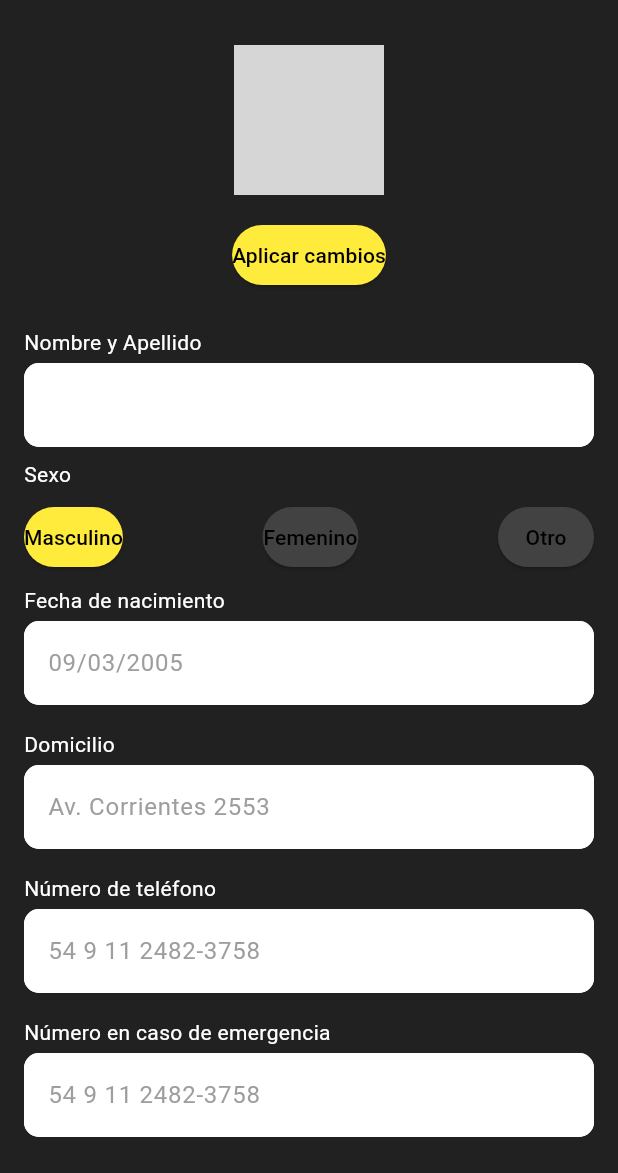
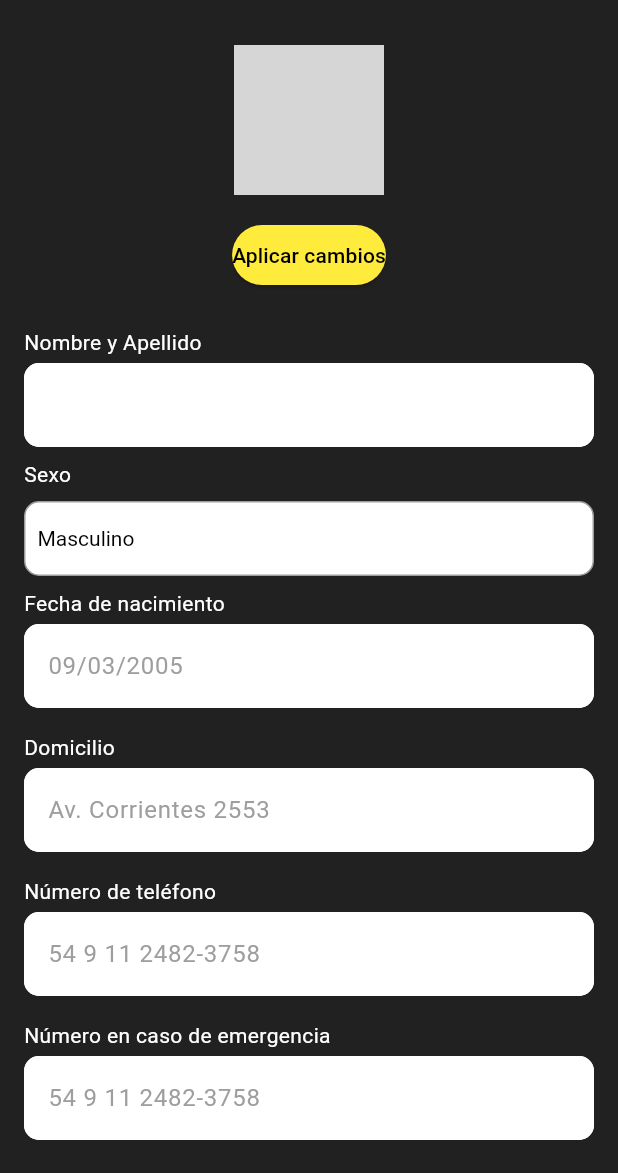
Before and after one commit to julianszw/GymForce, a Flutter app: the ProfileScreen screen opened directly, on a phone screen of 412 x 824 dp, the part 63-1236 px from its top. Run offline on Flutter 3.47's test engine with Material 3 defaults, Android fonts, the phone set to English and light mode, and no system bars; our stand-ins replace camera, cloud_firestore, firebase_auth, firebase_core, firebase_storage, flutter_riverpod and 2 more; missing offline and left inert: flutter_face_api; accounts and stored records are empty; grey boxes are pictures that could not be loaded.

Commit message:
Arreglo del botón desplegable para seleccionar el género

```diff
--- a/lib/presentation/screens/profile_screen.dart
+++ b/lib/presentation/screens/profile_screen.dart
@@ -30,7 +30,7 @@ class _ProfileScreenState extends ConsumerState<ProfileScreen> {
             // Foto de perfil
             CircleAvatar(
               radius: 50,
-              backgroundImage: AssetImage(user?.profile ?? 'assets/profile_picture.jpg'), // Cambia a la imagen deseada
+              backgroundImage: AssetImage(user?.profile ?? 'assets/profile_picture.jpg'),
             ),
             const SizedBox(height: 16),
 
@@ -50,7 +50,7 @@ class _ProfileScreenState extends ConsumerState<ProfileScreen> {
             // Campo "Nombre y Apellido"
             _ProfileTextField(label: 'Nombre y Apellido', hint: user?.name ?? ''),
 
-            // Selector de género
+            // Selector de género usando DropDownButton
             Column(
   crossAxisAlignment: CrossAxisAlignment.start,
   children: [
@@ -59,37 +59,33 @@ class _ProfileScreenState extends ConsumerState<ProfileScreen> {
       style: TextStyle(color: Colors.white),
     ),
     const SizedBox(height: 8),
-                Row(
-                  mainAxisAlignment: MainAxisAlignment.spaceBetween,
-                  children: [
-                    _GenderButton(
-                      label: 'Masculino',
-                      isSelected: selectedGender == 'Masculino',
-                      onTap: () {
+    Container(
+      width: double.infinity, // Para que ocupe todo el ancho disponible
+      padding: const EdgeInsets.symmetric(horizontal: 8.0),
+      decoration: BoxDecoration(
+        color: Colors.white,
+        borderRadius: BorderRadius.circular(10),
+        border: Border.all(color: Colors.grey),
+      ),
+      child: DropdownButton<String>(
+        value: selectedGender,
+        isExpanded: true, // Asegura que el DropdownButton ocupe todo el ancho del contenedor
+        underline: SizedBox(), // Remueve la línea por defecto del DropdownButton
+        items: <String>['Masculino', 'Femenino', 'Otro']
+            .map<DropdownMenuItem<String>>((String value) {
+          return DropdownMenuItem<String>(
+            value: value,
+            child: Text(value),
+          );
+        }).toList(),
+        onChanged: (String? newValue) {
           setState(() {
-                          selectedGender = 'Masculino';
+            selectedGender = newValue!;
           });
         },
+        dropdownColor: Colors.white, // Fondo del menú desplegable
+        style: const TextStyle(color: Colors.black), // Estilo del texto en el DropdownButton
       ),
-                    _GenderButton(
-                      label: 'Femenino',
-                      isSelected: selectedGender == 'Femenino',
-                      onTap: () {
-                        setState(() {
-                          selectedGender = 'Femenino';
-                        });
-                      },
-                    ),
-                    _GenderButton(
-                      label: 'Otro',
-                      isSelected: selectedGender == 'Otro',
-                      onTap: () {
-                        setState(() {
-                          selectedGender = 'Otro';
-                        });
-                      },
-                    ),
-                  ],
     ),
   ],
 ),
@@ -156,30 +152,3 @@ class _ProfileTextField extends StatelessWidget {
     );
   }
 }
-
-// Widget personalizado para los botones de género
-class _GenderButton extends StatelessWidget {
-  final String label;
-  final bool isSelected;
-  final VoidCallback onTap;
-
-  const _GenderButton({
-    required this.label,
-    required this.isSelected,
-    required this.onTap,
-  });
-
-  @override
-  Widget build(BuildContext context) {
-    return ElevatedButton(
-      onPressed: onTap,
-      style: ElevatedButton.styleFrom(
-        foregroundColor: Colors.black, backgroundColor: isSelected ? Colors.yellow : Colors.grey[800],
-        shape: RoundedRectangleBorder(
-          borderRadius: BorderRadius.circular(20),
-        ),
-      ),
-      child: Text(label),
-    );
-  }
-}
```
Lines whose indentation alone changed are shown as unchanged.
